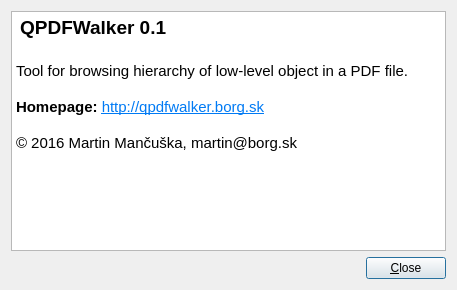
Qt form src/aboutdialog.ui (mato7d5/QPDFWalker) before a commit.
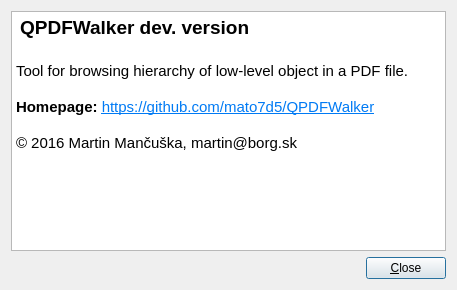
The same form after that commit. Icons and pictures are not drawn.

Diff of the .ui file:
```diff
--- a/src/aboutdialog.ui
+++ b/src/aboutdialog.ui
@@ -39,11 +39,11 @@
 &lt;html&gt;&lt;head&gt;&lt;meta name=&quot;qrichtext&quot; content=&quot;1&quot; /&gt;&lt;style type=&quot;text/css&quot;&gt;
 p, li { white-space: pre-wrap; }
 &lt;/style&gt;&lt;/head&gt;&lt;body style=&quot; font-family:'Sans'; font-size:11pt; font-weight:400; font-style:normal;&quot;&gt;
-&lt;p style=&quot; margin-top:0px; margin-bottom:0px; margin-left:0px; margin-right:0px; -qt-block-indent:0; text-indent:0px;&quot;&gt;&lt;img src=&quot;:/icons/app_icon&quot; /&gt; &lt;span style=&quot; font-size:14pt; font-weight:600;&quot;&gt;QPDFWalker 0.1&lt;/span&gt;&lt;/p&gt;
+&lt;p style=&quot; margin-top:0px; margin-bottom:0px; margin-left:0px; margin-right:0px; -qt-block-indent:0; text-indent:0px;&quot;&gt;&lt;img src=&quot;:/icons/app_icon&quot; /&gt; &lt;span style=&quot; font-size:14pt; font-weight:600;&quot;&gt;QPDFWalker dev. version&lt;/span&gt;&lt;/p&gt;
 &lt;p style=&quot;-qt-paragraph-type:empty; margin-top:0px; margin-bottom:0px; margin-left:0px; margin-right:0px; -qt-block-indent:0; text-indent:0px; font-size:14pt; font-weight:600;&quot;&gt;&lt;br /&gt;&lt;/p&gt;
 &lt;p style=&quot; margin-top:0px; margin-bottom:0px; margin-left:0px; margin-right:0px; -qt-block-indent:0; text-indent:0px;&quot;&gt;Tool for browsing hierarchy of low-level object in a PDF file.&lt;/p&gt;
 &lt;p style=&quot;-qt-paragraph-type:empty; margin-top:0px; margin-bottom:0px; margin-left:0px; margin-right:0px; -qt-block-indent:0; text-indent:0px;&quot;&gt;&lt;br /&gt;&lt;/p&gt;
-&lt;p style=&quot; margin-top:0px; margin-bottom:0px; margin-left:0px; margin-right:0px; -qt-block-indent:0; text-indent:0px;&quot;&gt;&lt;span style=&quot; font-weight:600;&quot;&gt;Homepage: &lt;/span&gt;&lt;a href=&quot;http://qpdfwalker.borg.sk&quot;&gt;&lt;span style=&quot; text-decoration: underline; color:#007af4;&quot;&gt;http://qpdfwalker.borg.sk&lt;/span&gt;&lt;/a&gt;&lt;/p&gt;
+&lt;p style=&quot; margin-top:0px; margin-bottom:0px; margin-left:0px; margin-right:0px; -qt-block-indent:0; text-indent:0px;&quot;&gt;&lt;span style=&quot; font-weight:600;&quot;&gt;Homepage: &lt;/span&gt;&lt;a href=&quot;https://github.com/mato7d5/QPDFWalker&quot;&gt;&lt;span style=&quot; text-decoration: underline; color:#007af4;&quot;&gt;https://github.com/mato7d5/QPDFWalker&lt;/span&gt;&lt;/a&gt;&lt;/p&gt;
 &lt;p style=&quot;-qt-paragraph-type:empty; margin-top:0px; margin-bottom:0px; margin-left:0px; margin-right:0px; -qt-block-indent:0; text-indent:0px; text-decoration: underline; color:#007af4;&quot;&gt;&lt;br /&gt;&lt;/p&gt;
 &lt;p style=&quot; margin-top:0px; margin-bottom:0px; margin-left:0px; margin-right:0px; -qt-block-indent:0; text-indent:0px;&quot;&gt;© 2016 Martin Mančuška, martin@borg.sk&lt;/p&gt;&lt;/body&gt;&lt;/html&gt;</string>
        </property>
```
Left out of the diff: 4 changed lines with no effect on the pictures.
